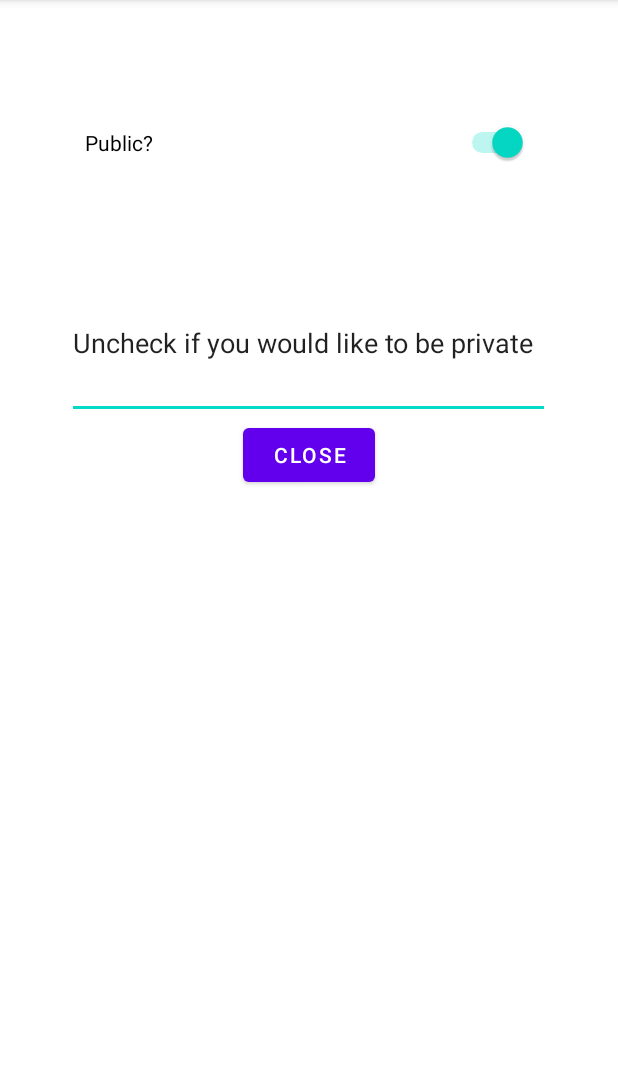
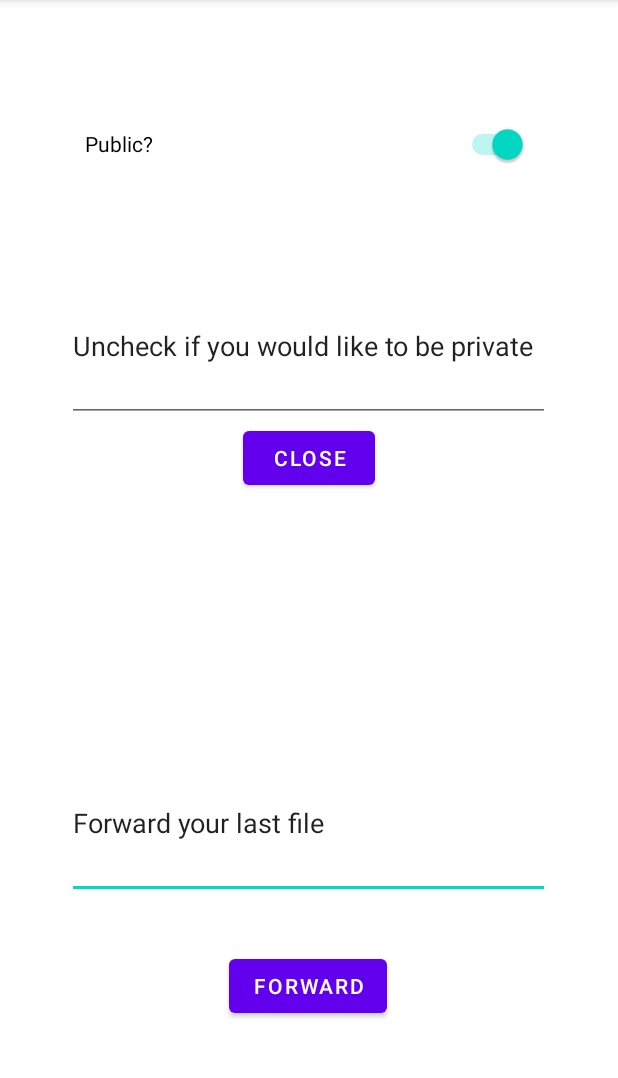
Before and after one commit to CIS3296SoftwareDesignF21/prj-04-bluetooth-file-sharing, an Android app: the fragment SettingFragment shown on its own in the app's theme, on a phone screen of 412 x 824 dp, the part 84-1162 px from its top. Run offline under Robolectric (Android 15) with nearby library versions, the phone set to English and light mode, and no system bars.

Commit message:
added forwarding

```diff
--- a/app/src/main/res/layout/fragment_settings.xml
+++ b/app/src/main/res/layout/fragment_settings.xml
@@ -3,6 +3,22 @@
                                                    xmlns:tools="http://schemas.android.com/tools"
                                                    android:layout_width="match_parent"
                                                    android:layout_height="match_parent">
+
+    <EditText
+            android:layout_width="322dp"
+            android:layout_height="101dp"
+            android:inputType="textPersonName"
+            android:text="Forward your last file"
+            android:textSize="18sp"
+            android:ems="10"
+            android:id="@+id/forwarding"
+            app:layout_constraintTop_toBottomOf="@+id/Settings_switch"
+            app:layout_constraintStart_toStartOf="parent"
+            app:layout_constraintEnd_toEndOf="parent"
+            android:layout_marginTop="60dp"
+            app:layout_constraintHorizontal_bias="0.494"
+            app:layout_constraintBottom_toBottomOf="parent"
+            app:layout_constraintVertical_bias="0.653" />
 
     <Switch
             android:text="Public?"
@@ -15,8 +31,11 @@
             android:visibility="visible"
             android:checked="true"
             android:key="switch"
-            android:summary="Turn this option on or off" app:layout_constraintStart_toStartOf="parent"
-            app:layout_constraintHorizontal_bias="0.488" android:layout_height="46dp" android:layout_width="295dp"/>
+            android:summary="Turn this option on or off"
+            app:layout_constraintStart_toStartOf="parent"
+            app:layout_constraintHorizontal_bias="0.488"
+            android:layout_height="48dp"
+            android:layout_width="295dp" />
     <EditText
             android:layout_width="322dp"
             android:layout_height="101dp"
@@ -36,4 +55,16 @@
             android:layout_height="wrap_content" android:id="@+id/close"
             app:layout_constraintEnd_toEndOf="parent" app:layout_constraintStart_toStartOf="parent"
             app:layout_constraintTop_toBottomOf="@+id/editTextTextPersonName"/>
+
+    <Button
+            android:text="Forward"
+            android:layout_width="wrap_content"
+            android:layout_height="wrap_content"
+            android:id="@+id/button"
+            app:layout_constraintEnd_toEndOf="parent"
+            app:layout_constraintStart_toStartOf="parent"
+            app:layout_constraintBottom_toBottomOf="parent"
+            app:layout_constraintTop_toBottomOf="@+id/close"
+            app:layout_constraintHorizontal_bias="0.498"
+            app:layout_constraintVertical_bias="0.779" />
 </androidx.constraintlayout.widget.ConstraintLayout>
--- a/build.gradle
+++ b/build.gradle
@@ -6,7 +6,7 @@ buildscript {
         mavenCentral()
     }
     dependencies {
-        classpath "com.android.tools.build:gradle:4.2.0"
+        classpath 'com.android.tools.build:gradle:7.0.3'
         classpath "org.jetbrains.kotlin:kotlin-gradle-plugin:$kotlin_version"
 
         // NOTE: Do not place your application dependencies here; they belong
```
Also changed, not shown: gradle/wrapper/gradle-wrapper.properties.
